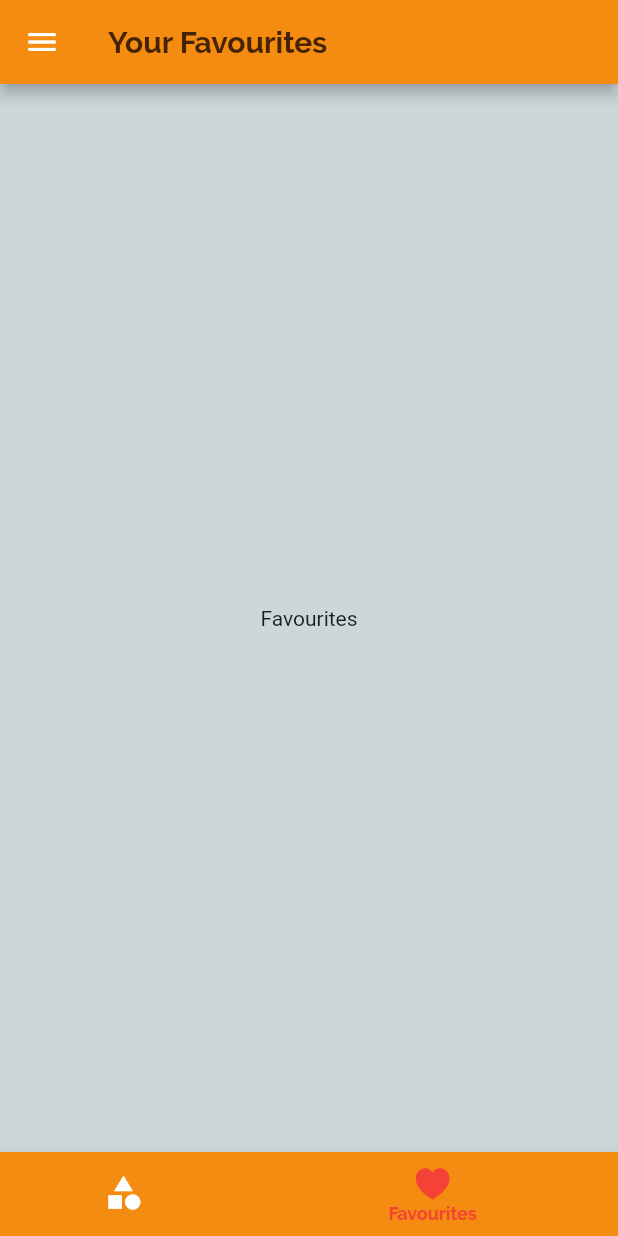
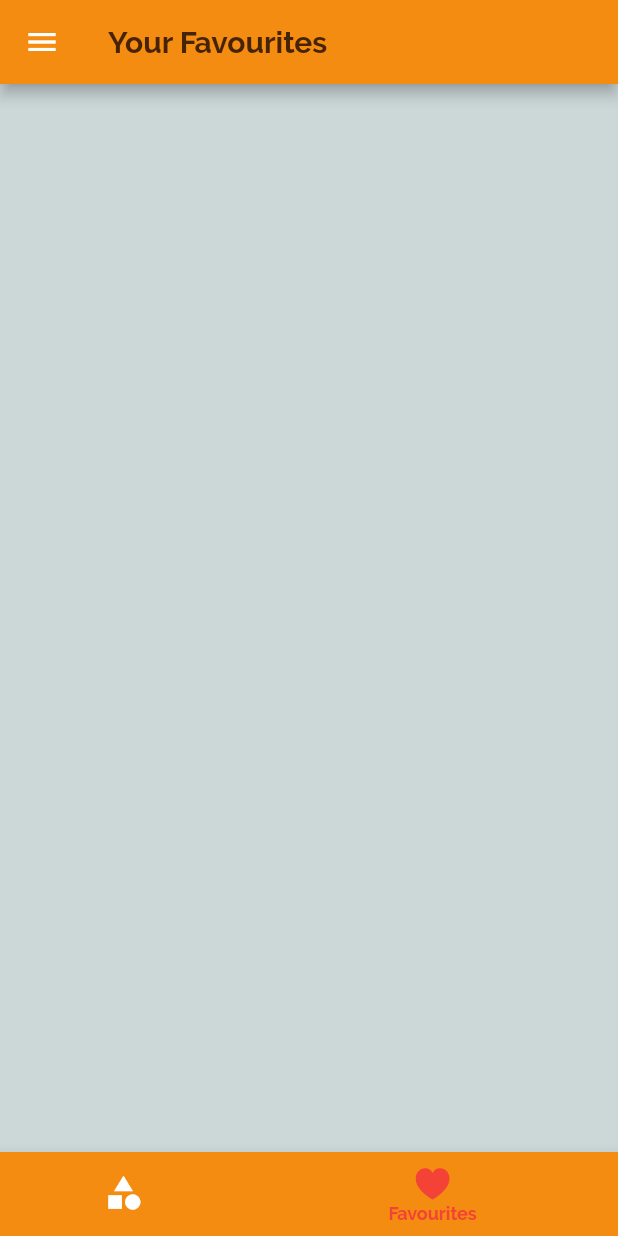
Before and after one commit to Instein125/Meals-recipe-app, a Flutter app: the screen it shows after launch, item 2 of the bottom bar chosen, on a phone screen of 412 x 824 dp. Run offline on Flutter 3.47's test engine with Material 2 defaults, Android fonts, the phone set to English and light mode, and no system bars.

Commit message:
Favourite logic is added now you can favourite a meal and see in favourite tab

```diff
--- a/lib/main.dart
+++ b/lib/main.dart
@@ -25,6 +25,7 @@ class _MyAppState extends State<MyApp> {
     'vegetarian': false,
   };
   List<Meal> _availableMeals = DUMMY_MEALS;
+  List<Meal> _favouriteMeals = [];
 
   void _setFilters(Map filtersData) {
     setState(() {
@@ -45,6 +46,24 @@ class _MyAppState extends State<MyApp> {
         return true;
       }).toList();
     });
+  }
+
+  void _toogleFavourite(String mealId) {
+    int existingMeal = _favouriteMeals.indexWhere((meal) => meal.id == mealId);
+    if (existingMeal >= 0) {
+      setState(() {
+        _favouriteMeals.removeAt(existingMeal);
+      });
+    } else {
+      setState(() {
+        _favouriteMeals
+            .add(DUMMY_MEALS.firstWhere((meal) => meal.id == mealId));
+      });
+    }
+  }
+
+  _isFavourite(String mealId) {
+    return _favouriteMeals.any((meal) => meal.id == mealId);
   }
 
   @override
@@ -81,10 +100,11 @@ class _MyAppState extends State<MyApp> {
       // home: CategoryScreen(),
       initialRoute: '/', //   '/' is the default symbol for home
       routes: {
-        '/': (ctx) => const TabsScreen(),
+        '/': (ctx) => TabsScreen(_favouriteMeals),
         SpecificCategoryScreen.routeName: (cxt) =>
             SpecificCategoryScreen(_availableMeals),
-        MealDetailScreen.routeName: (context) => MealDetailScreen(),
+        MealDetailScreen.routeName: (context) =>
+            MealDetailScreen(_toogleFavourite, _isFavourite),
         FiltersScreen.routeName: ((context) =>
             FiltersScreen(_filters, _setFilters)),
       },
--- a/lib/screens/favourites_screen.dart
+++ b/lib/screens/favourites_screen.dart
@@ -1,12 +1,33 @@
 import 'package:flutter/material.dart';
 
+import '../models/meal.dart';
+import '../widgets/meal_item.dart';
+
 class FavouritesScreen extends StatelessWidget {
-  const FavouritesScreen({Key? key}) : super(key: key);
+  final List<Meal> favouriteMeals;
+
+  FavouritesScreen(this.favouriteMeals);
 
   @override
   Widget build(BuildContext context) {
-    return Center(
-      child: Text('Favourites'),
-    );
+    if (favouriteMeals == null) {
+      return Center(
+        child: Text('You have no favourite. Add your favourites...'),
+      );
+    } else {
+      return ListView.builder(
+        itemBuilder: (context, index) {
+          return MealItem(
+            id: favouriteMeals[index].id,
+            title: favouriteMeals[index].title,
+            affordability: favouriteMeals[index].affordability,
+            complexity: favouriteMeals[index].complexity,
+            duration: favouriteMeals[index].duration,
+            imageUrl: favouriteMeals[index].imageUrl,
+          );
+        },
+        itemCount: favouriteMeals.length,
+      );
+    }
   }
 }
--- a/lib/screens/specific_category_screen.dart
+++ b/lib/screens/specific_category_screen.dart
@@ -64,7 +64,7 @@ class _SpecificCategoryScreenState extends State<SpecificCategoryScreen> {
             complexity: displayMeals[index].complexity,
             duration: displayMeals[index].duration,
             imageUrl: displayMeals[index].imageUrl,
-            removeItem: _removeItem,
+            // removeItem: _removeItem,
           );
         },
         itemCount: displayMeals.length,
--- a/lib/screens/tabs_screen.dart
+++ b/lib/screens/tabs_screen.dart
@@ -3,23 +3,37 @@
 import 'package:flutter/material.dart';
 import 'package:flutter/cupertino.dart';
 
+import '/models/meal.dart';
 import '/widgets/main_drawer.dart';
 import '/screens/favourites_screen.dart';
 import '/screens/category_screen.dart';
 
 class TabsScreen extends StatefulWidget {
-  const TabsScreen({Key? key}) : super(key: key);
+  List<Meal> favouriteMeals;
+
+  TabsScreen(this.favouriteMeals);
 
   @override
   State<TabsScreen> createState() => _TabsScreenState();
 }
 
 class _TabsScreenState extends State<TabsScreen> {
-  final List<Map> _screens = const [
-    {'screen': CategoryScreen(), 'title': 'Categories'},
-    {'screen': FavouritesScreen(), 'title': 'Your Favourites'},
-  ];
+  late List<Map> _screens;
   int _selectedIndex = 0;
+
+  @override
+  void initState() {
+    // TODO: implement initState
+    _screens = [
+      {'screen': CategoryScreen(), 'title': 'Categories'},
+      {
+        'screen': FavouritesScreen(widget.favouriteMeals),
+        'title': 'Your Favourites'
+      },
+    ];
+    super.initState();
+  }
+
   void _selectScreen(int index) {
     setState(() {
       _selectedIndex = index;
--- a/lib/widgets/meal_item.dart
+++ b/lib/widgets/meal_item.dart
@@ -12,7 +12,7 @@ class MealItem extends StatelessWidget {
   final int duration;
   final Complexity complexity;
   final Affordability affordability;
-  final Function removeItem;
+  // final Function removeItem;
 
   const MealItem({
     required this.id,
@@ -21,7 +21,7 @@ class MealItem extends StatelessWidget {
     required this.complexity,
     required this.duration,
     required this.imageUrl,
-    required this.removeItem,
+    // required this.removeItem,
   });
 
   void selectItem(BuildContext context) {
@@ -32,7 +32,7 @@ class MealItem extends StatelessWidget {
     )
         .then((value) {
       if (value != null) {
-        removeItem(value);
+        // removeItem(value);
       }
     });
   }
```
Also changed, not shown: lib/screens/meal_detail_screen.dart (+17 -6 lines).
